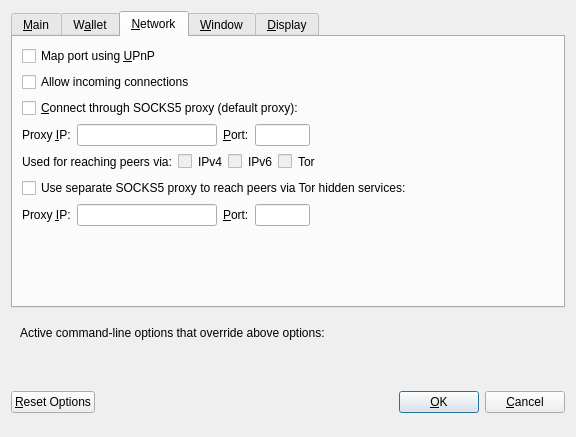
Above: src/qt/forms/optionsdialog.ui from martexcoin/martexcoin_4x before the change. Below: the same form after it.
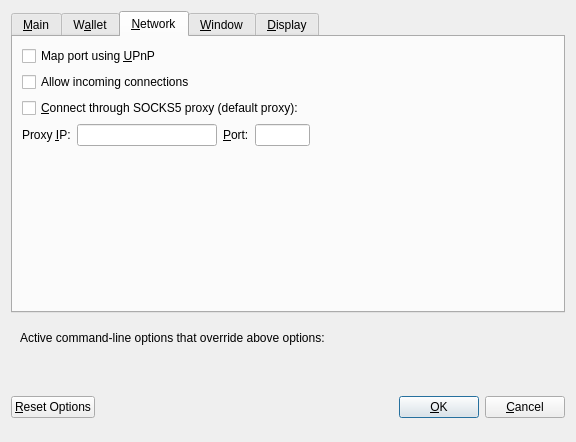
That is the form after the change. The open tabs and pages were chosen to show the change. Custom widgets are drawn as their Qt base class.

```diff
--- a/src/qt/forms/optionsdialog.ui
+++ b/src/qt/forms/optionsdialog.ui
@@ -7,7 +7,7 @@
     <x>0</x>
     <y>0</y>
     <width>576</width>
-    <height>402</height>
+    <height>442</height>
    </rect>
   </property>
   <property name="windowTitle">
@@ -406,193 +406,6 @@
          </item>
         </layout>
        </item>
-       <item>
-        <layout class="QHBoxLayout" name="horizontalLayout_2_Network">
-         <item>
-          <widget class="QLabel" name="proxyActiveNets">
-           <property name="text">
-            <string>Used for reaching peers via:</string>
-           </property>
-           <property name="textFormat">
-            <enum>Qt::PlainText</enum>
-           </property>
-          </widget>
-         </item>
-         <item>
-          <widget class="QCheckBox" name="proxyReachIPv4">
-           <property name="enabled">
-            <bool>false</bool>
-           </property>
-           <property name="toolTip">
-            <string>Shows, if the supplied default SOCKS5 proxy is used to reach peers via this network type.</string>
-           </property>
-           <property name="text">
-            <string/>
-           </property>
-          </widget>
-         </item>
-         <item>
-          <widget class="QLabel" name="proxyReachIPv4Label">
-           <property name="text">
-            <string>IPv4</string>
-           </property>
-           <property name="textFormat">
-            <enum>Qt::PlainText</enum>
-           </property>
-          </widget>
-         </item>
-         <item>
-          <widget class="QCheckBox" name="proxyReachIPv6">
-           <property name="enabled">
-            <bool>false</bool>
-           </property>
-           <property name="toolTip">
-            <string>Shows, if the supplied default SOCKS5 proxy is used to reach peers via this network type.</string>
-           </property>
-           <property name="text">
-            <string/>
-           </property>
-          </widget>
-         </item>
-         <item>
-          <widget class="QLabel" name="proxyReachIPv6Label">
-           <property name="text">
-            <string>IPv6</string>
-           </property>
-           <property name="textFormat">
-            <enum>Qt::PlainText</enum>
-           </property>
-          </widget>
-         </item>
-         <item>
-          <widget class="QCheckBox" name="proxyReachTor">
-           <property name="enabled">
-            <bool>false</bool>
-           </property>
-           <property name="toolTip">
-            <string>Shows, if the supplied default SOCKS5 proxy is used to reach peers via this network type.</string>
-           </property>
-           <property name="text">
-            <string/>
-           </property>
-          </widget>
-         </item>
-         <item>
-          <widget class="QLabel" name="proxyReachTorLabel">
-           <property name="text">
-            <string>Tor</string>
-           </property>
-           <property name="textFormat">
-            <enum>Qt::PlainText</enum>
-           </property>
-          </widget>
-         </item>
-         <item>
-          <spacer name="horizontalSpacer_2_Network">
-           <property name="orientation">
-            <enum>Qt::Horizontal</enum>
-           </property>
-           <property name="sizeHint" stdset="0">
-            <size>
-             <width>40</width>
-             <height>20</height>
-            </size>
-           </property>
-          </spacer>
-         </item>
-        </layout>
-       </item>
-       <item>
-        <widget class="QCheckBox" name="connectSocksTor">
-         <property name="toolTip">
-          <string>Connect to the MarteX network through a separate SOCKS5 proxy for Tor hidden services.</string>
-         </property>
-         <property name="text">
-          <string>Use separate SOCKS5 proxy to reach peers via Tor hidden services:</string>
-         </property>
-        </widget>
-       </item>
-       <item>
-        <layout class="QHBoxLayout" name="horizontalLayout_3_Network">
-         <item>
-          <widget class="QLabel" name="proxyIpTorLabel">
-           <property name="text">
-            <string>Proxy &amp;IP:</string>
-           </property>
-           <property name="textFormat">
-            <enum>Qt::PlainText</enum>
-           </property>
-           <property name="buddy">
-            <cstring>proxyIpTor</cstring>
-           </property>
-          </widget>
-         </item>
-         <item>
-          <widget class="QValidatedLineEdit" name="proxyIpTor">
-           <property name="minimumSize">
-            <size>
-             <width>140</width>
-             <height>0</height>
-            </size>
-           </property>
-           <property name="maximumSize">
-            <size>
-             <width>140</width>
-             <height>16777215</height>
-            </size>
-           </property>
-           <property name="toolTip">
-            <string>IP address of the proxy (e.g. IPv4: 127.0.0.1 / IPv6: ::1)</string>
-           </property>
-          </widget>
-         </item>
-         <item>
-          <widget class="QLabel" name="proxyPortTorLabel">
-           <property name="text">
-            <string>&amp;Port:</string>
-           </property>
-           <property name="textFormat">
-            <enum>Qt::PlainText</enum>
-           </property>
-           <property name="buddy">
-            <cstring>proxyPortTor</cstring>
-           </property>
-          </widget>
-         </item>
-         <item>
-          <widget class="QLineEdit" name="proxyPortTor">
-           <property name="minimumSize">
-            <size>
-             <width>55</width>
-             <height>0</height>
-            </size>
-           </property>
-           <property name="maximumSize">
-            <size>
-             <width>55</width>
-             <height>16777215</height>
-            </size>
-           </property>
-           <property name="toolTip">
-            <string>Port of the proxy (e.g. 9050)</string>
-           </property>
-          </widget>
-         </item>
-         <item>
-          <spacer name="horizontalSpacer_4_Network">
-           <property name="orientation">
-            <enum>Qt::Horizontal</enum>
-           </property>
-           <property name="sizeHint" stdset="0">
-            <size>
-             <width>40</width>
-             <height>20</height>
-            </size>
-           </property>
-          </spacer>
-         </item>
-        </layout>
-       </item>
        <item>
         <spacer name="verticalSpacer_Network">
          <property name="orientation">
```
Left out of the diff: 237 changed lines with no effect on the pictures. Lines whose indentation alone changed are shown as unchanged.
